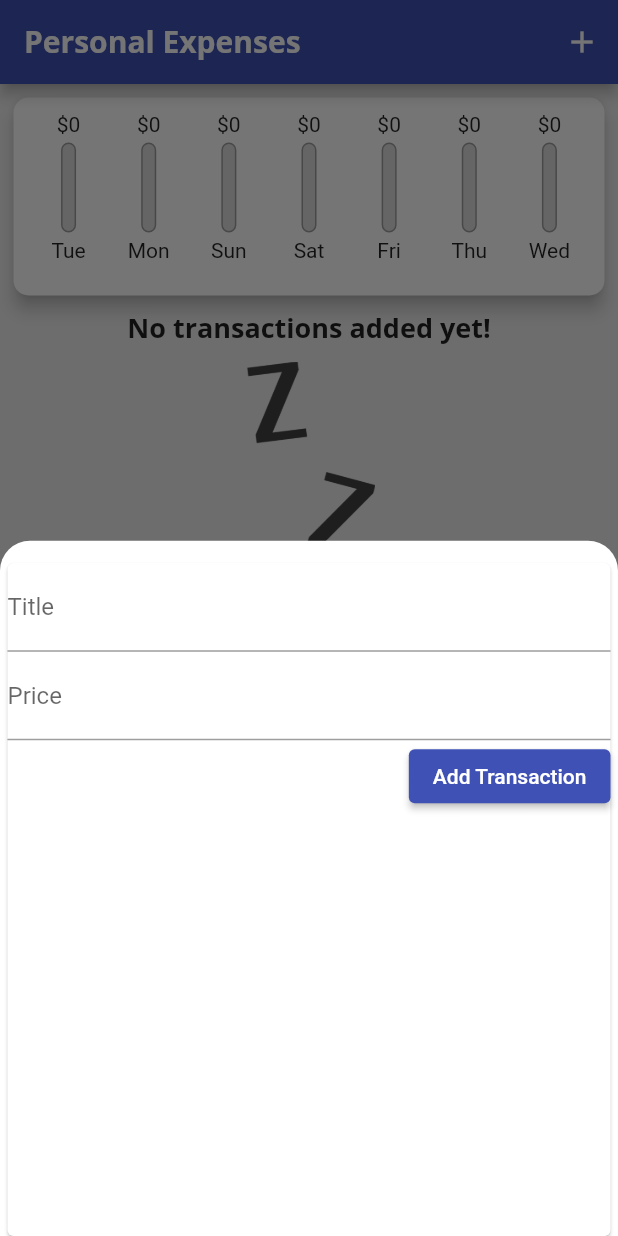
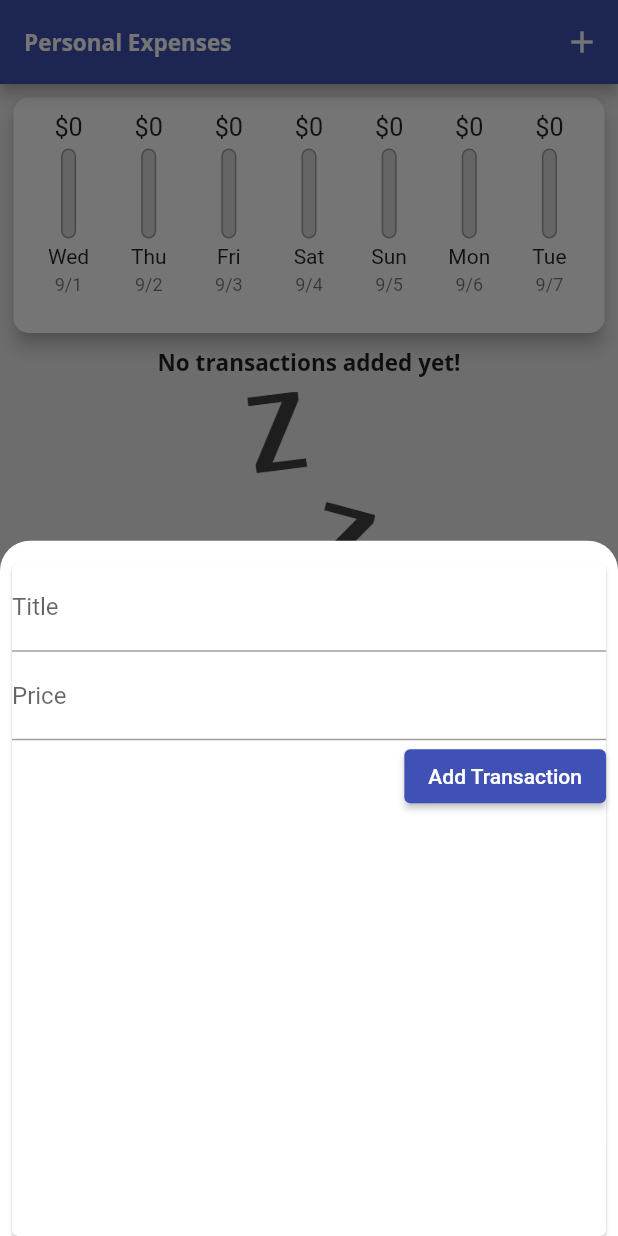
Before and after one commit to ZiadAlMoqamar/personal_expenses_app, a Flutter app: the screen it shows after launch, after a tap on the "add" icon, on a phone screen of 412 x 824 dp. Run offline on Flutter 3.47's test engine with Material 2 defaults, Android fonts, the phone set to English and light mode, and no system bars.

Commit message:
modifying theme

```diff
--- a/lib/classes/chartData.dart
+++ b/lib/classes/chartData.dart
@@ -1,9 +1,11 @@
 class ChartData {
   final String title;
+  final String dayDate;
   final double totalSpending;
 
 
   ChartData(
       {required this.title,
+      required this.dayDate,
       required this.totalSpending});
 }
--- a/lib/components/chart.dart
+++ b/lib/components/chart.dart
@@ -1,21 +1,28 @@
+
+
 import 'package:flutter/material.dart';
 
 class Chart extends StatelessWidget {
   final String title;
   final double totalSpending;
+  final String dayDate;
   final double spendingToWeekRatio;
 
   Chart(
       {required this.title,
       required this.totalSpending,
+      required this.dayDate,
       required this.spendingToWeekRatio});
 
   @override
   Widget build(BuildContext context) {
     return Column(
       children: [
-        FittedBox(
-          child: Text('\$${totalSpending.toStringAsFixed(0)}'),
+        Container(
+          height: 20,
+          child: FittedBox(
+            child: Text('\$${totalSpending.toStringAsFixed(0)}',style: Theme.of(context).textTheme.subtitle1),
+          ),
         ),
         SizedBox(
           height: 4,
@@ -47,7 +54,11 @@ class Chart extends StatelessWidget {
         SizedBox(
           height: 4,
         ),
-        Text(title)
+        Text(title, style: Theme.of(context).textTheme.bodyText2,),
+        SizedBox(
+          height: 4,
+        ),
+        Text(dayDate, style: Theme.of(context).textTheme.caption,),
       ],
     );
   }
--- a/lib/components/chartsCard.dart
+++ b/lib/components/chartsCard.dart
@@ -23,8 +23,11 @@ class ChartsCard extends StatelessWidget {
         }
       }
       return ChartData(
-          title: DateFormat.E().format(weekDay), totalSpending: totalSum);
-    });
+        title: DateFormat.E().format(weekDay),
+        totalSpending: totalSum,
+        dayDate: DateFormat.Md().format(weekDay),
+      );
+    }).reversed.toList();
   }
 
   double get totalWeekSpending {
@@ -36,7 +39,7 @@ class ChartsCard extends StatelessWidget {
   Widget build(BuildContext context) {
     return Container(
       padding: EdgeInsets.all(5),
-      height: 150,
+      height: 175,
       width: double.infinity,
       child: Card(
         elevation: 5,
@@ -53,6 +56,7 @@ class ChartsCard extends StatelessWidget {
                     child: Chart(
                         title: e.title,
                         totalSpending: e.totalSpending,
+                        dayDate: e.dayDate,
                         spendingToWeekRatio: totalWeekSpending == 0
                             ? 0.0
                             : e.totalSpending / totalWeekSpending),
--- a/lib/components/myListTile.dart
+++ b/lib/components/myListTile.dart
@@ -30,15 +30,15 @@ class MyListTile extends StatelessWidget {
             child: Container(
               padding: EdgeInsets.all(5),
               child: Text("\$${transaction.cost.toStringAsFixed(2)}",
-                  style: TextStyle(fontSize: 17, fontWeight: FontWeight.bold)),
+                  style: TextStyle(fontSize: 17, fontWeight: FontWeight.bold, fontFamily: 'OpenSans')),
             ),
           ),
         ),
         title: Text(
           transaction.title,
-          style: Theme.of(context).textTheme.headline6,
+          style: Theme.of(context).textTheme.headline6
         ),
-        subtitle: Text(DateFormat().format(transaction.time)),
+        subtitle: Text(DateFormat.yMMMd().format(transaction.time),style: Theme.of(context).textTheme.bodyText2,),
         trailing: IconButton(
           icon: Icon(
             Icons.delete,
--- a/lib/components/newTransaction.dart
+++ b/lib/components/newTransaction.dart
@@ -38,8 +38,8 @@ class _NewTransactionState extends State<NewTransaction> {
     return Card(
       margin: EdgeInsets.only(
         top: 15,
-        right: 5,
-        left: 5,
+        right: 8,
+        left: 8,
       ),
       child: Column(
         crossAxisAlignment: CrossAxisAlignment.end,
--- a/lib/main.dart
+++ b/lib/main.dart
@@ -16,18 +16,19 @@ class MyApp extends StatelessWidget {
       title: 'personal Expenses',
       theme: ThemeData(
           primarySwatch: Colors.indigo,
+          buttonColor: Colors.white,
           fontFamily: 'Quicksand',
           textTheme: ThemeData.light().textTheme.copyWith(
                   headline6: TextStyle(
                 fontFamily: 'OpenSans',
                 fontWeight: FontWeight.bold,
-                fontSize: 18,
+                fontSize: 15,
               )),
           appBarTheme: AppBarTheme(
             textTheme: ThemeData.light().textTheme.copyWith(
                   headline6: TextStyle(
                       fontFamily: 'OpenSans',
-                      fontSize: 20,
+                      fontSize: 15,
                       fontWeight: FontWeight.bold),
                 ),
           )),
```
